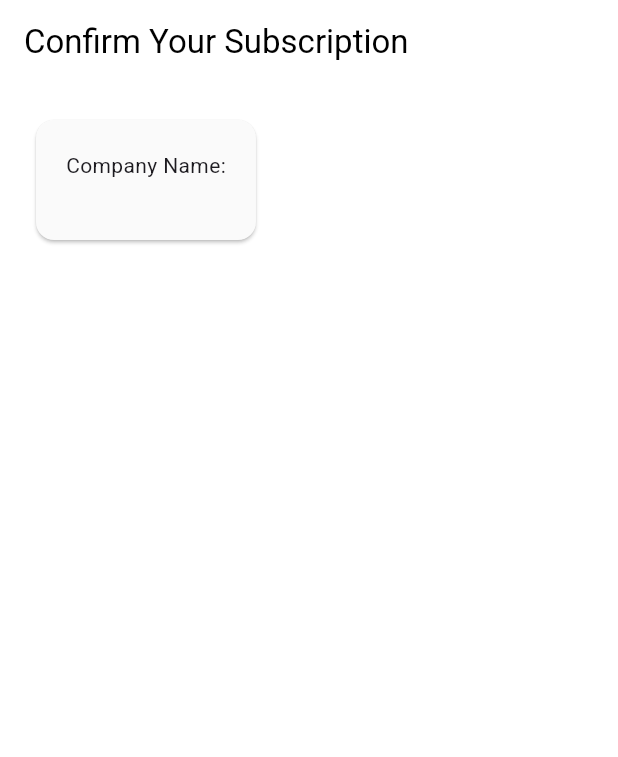
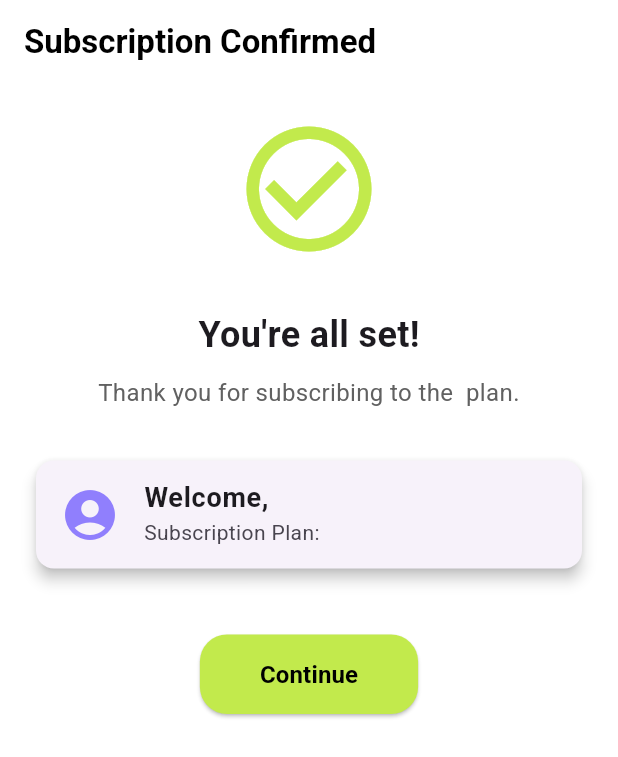
Before and after one commit to Judi-B/Capstone-sayyar, a Flutter app: the SubscriptionConfirmationScreen screen opened directly with empty values, on a phone screen of 412 x 824 dp. Shown: the top 757 px of the screen. Run offline on Flutter 3.47's test engine with Material 3 defaults, Android fonts, the phone set to English and light mode, and no system bars; our stand-ins replace email_validator, firebase_core, fluttertoast, google_maps_flutter, intl_phone_field, shared_preferences; accounts and stored records are empty.

Commit message:
Update subscription_confirmation_screen.dart
Signed-off-by: Shahadkasib <shahadkaseb@gmail.com>

```diff
--- a/sayyar-frontend/sayyar_commuter/lib/screens/subscription_confirmation_screen.dart
+++ b/sayyar-frontend/sayyar_commuter/lib/screens/subscription_confirmation_screen.dart
@@ -1,9 +1,7 @@
 import 'package:flutter/material.dart';
 import 'package:sayyar_commuter/screens/student_login_screen.dart';
 import 'package:shared_preferences/shared_preferences.dart';
-
 import '../session_manager.dart';
-
 
 class SubscriptionConfirmationScreen extends StatefulWidget {
   final String subscriptionPlan;
@@ -15,72 +13,133 @@ class SubscriptionConfirmationScreen extends StatefulWidget {
 }
 
 class _SubscriptionConfirmationScreenState extends State<SubscriptionConfirmationScreen> {
+  bool _isLoading = true;
+  bool _isAuthenticated = false;
+  String? username = '';
+
   @override
   void initState() {
     super.initState();
     _checkLoginStatus();
   }
 
-  bool _isLoading = true;
-  bool _isAuthenticated = false;
-  String? username = '';
-
   Future<void> _checkLoginStatus() async {
     bool authenticated = await SessionManager.isAuthenticated();
-
     await Future.delayed(Duration(milliseconds: 500));
 
     if (authenticated) {
       final prefs = await SharedPreferences.getInstance();
-      username = prefs.getString("first_name");
+      username = prefs.getString("first_name") ?? '';
       setState(() {
         _isAuthenticated = true;
-        username = username ?? '';
         _isLoading = false;
       });
     } else {
       setState(() {
         _isAuthenticated = false;
         _isLoading = false;
+      });
       Navigator.pushReplacement(
         context,
-          MaterialPageRoute(
-            builder: (context) => const StudentLoginScreen(),
-          ),
+        MaterialPageRoute(builder: (context) => const StudentLoginScreen()),
       );
-      });
     }
   }
+
   @override
   Widget build(BuildContext context) {
+    if (_isLoading) {
       return Scaffold(
         backgroundColor: Colors.white,
-      appBar:AppBar(
+        body: Center(child: CircularProgressIndicator()),
+      );
+    }
+
+    return Scaffold(
       backgroundColor: Colors.white,
+      appBar: AppBar(
         title: Text(
-        "Confirm Your Subscription",
-        style: TextStyle(color: Colors.black, fontFamily: "Roboto"),
+          "Subscription Confirmed",
+          style: TextStyle(
+            color: Colors.black,
+            fontFamily: "Roboto",
+            fontSize: 22,
+            fontWeight: FontWeight.bold,
           ),
         ),
+        backgroundColor: Colors.white,
+        elevation: 0,
+      ),
       body: Padding(
-        padding: EdgeInsets.all(20),
+        padding: EdgeInsets.all(20.0),
         child: Column(
+          crossAxisAlignment: CrossAxisAlignment.center,
           children: [
+            Icon(Icons.check_circle_outline, color: Color(0xFFC2EA4C), size: 100),
+            const SizedBox(height: 30),
+            Text(
+              "You're all set!",
+              style: TextStyle(
+                fontSize: 24,
+                fontFamily: "Roboto",
+                fontWeight: FontWeight.bold,
+              ),
+            ),
+            const SizedBox(height: 10),
+            Text(
+              "Thank you for subscribing to the ${widget.subscriptionPlan} plan.",
+              textAlign: TextAlign.center,
+              style: TextStyle(
+                fontSize: 16,
+                color: Colors.grey[700],
+                fontFamily: "Roboto",
+              ),
+            ),
+            const SizedBox(height: 30),
             Card(
-              color: const Color(0xFFFAFAFA),
-              child: Padding(
-                padding: const EdgeInsets.all(20.0),
-                child: Column(
-                  children: [
-                    Text("Company Name:"),
-                    const SizedBox(height: 20)
+              elevation: 4,
+              shape: RoundedRectangleBorder(
+                borderRadius: BorderRadius.circular(12),
+              ),
+              child: ListTile(
+                leading: Icon(Icons.account_circle, size: 40, color: Color(0xFF907FFD)),
+                title: Text(
+                  "Welcome, $username",
+                  style: TextStyle(
+                    fontSize: 18,
+                    fontFamily: "Roboto",
+                    fontWeight: FontWeight.bold,
+                  ),
+                ),
+                subtitle: Text(
+                  "Subscription Plan: ${widget.subscriptionPlan}",
+                  style: TextStyle(fontFamily: "Roboto"),
+                ),
+              ),
+            ),
+            const SizedBox(height: 40),
+            ElevatedButton(
+              onPressed: () {
+                // You can navigate to the home screen or dashboard here
+              },
+              style: ElevatedButton.styleFrom(
+                backgroundColor: Color(0xFFC2EA4C),
+                padding: EdgeInsets.symmetric(horizontal: 40, vertical: 15),
+                shape: RoundedRectangleBorder(borderRadius: BorderRadius.circular(18.0)),
+              ),
+              child: Text(
+                "Continue",
+                style: TextStyle(
+                  color: Colors.black,
+                  fontSize: 16,
+                  fontFamily: "Roboto",
+                  fontWeight: FontWeight.bold,
+                ),
+              ),
+            ),
           ],
         ),
       ),
-            )
-          ],
-        ),
-      )
     );
   }
 }
```
Lines whose indentation alone changed are shown as unchanged.
